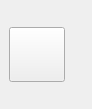
Above: cct/qtgui/dockwidgets/shutter/shutter.ui from awacha/cct before the change. Below: the same form after it.
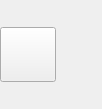
That is the form after the change. Icons and pictures are not drawn.

Commit message: Made dock widgets in cct more compact, consume less space

```diff
--- a/cct/qtgui/dockwidgets/shutter/shutter.ui
+++ b/cct/qtgui/dockwidgets/shutter/shutter.ui
@@ -6,7 +6,7 @@
    <rect>
     <x>0</x>
     <y>0</y>
-    <width>92</width>
+    <width>102</width>
     <height>109</height>
    </rect>
   </property>
@@ -18,6 +18,21 @@
   </property>
   <widget class="QWidget" name="dockWidgetContents">
    <layout class="QVBoxLayout" name="verticalLayout">
+    <property name="spacing">
+     <number>0</number>
+    </property>
+    <property name="leftMargin">
+     <number>0</number>
+    </property>
+    <property name="topMargin">
+     <number>0</number>
+    </property>
+    <property name="rightMargin">
+     <number>0</number>
+    </property>
+    <property name="bottomMargin">
+     <number>0</number>
+    </property>
     <item>
      <widget class="QToolButton" name="shutterToolButton">
       <property name="text">
```
The commit also changes 4 other files.
